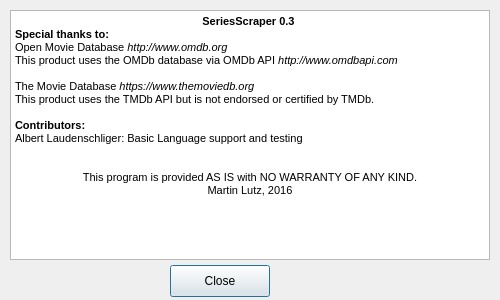
Qt form SeriesScraper/aboutdialog.ui (martinLutz1/SeriesScraper) before a commit.
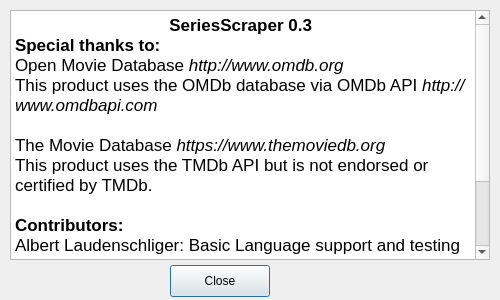
The same form after that commit. Icons and pictures are not drawn.

Commit message: Bugfix: used too unspecific regexp for files, sorting failed sometimes

The edit to the form file:
```diff
--- a/SeriesScraper/aboutdialog.ui
+++ b/SeriesScraper/aboutdialog.ui
@@ -54,7 +54,7 @@
    </property>
    <property name="font">
     <font>
-     <pointsize>8</pointsize>
+     <pointsize>13</pointsize>
     </font>
    </property>
    <property name="readOnly">
@@ -64,22 +64,22 @@
     <string>&lt;!DOCTYPE HTML PUBLIC &quot;-//W3C//DTD HTML 4.0//EN&quot; &quot;http://www.w3.org/TR/REC-html40/strict.dtd&quot;&gt;
 &lt;html&gt;&lt;head&gt;&lt;meta name=&quot;qrichtext&quot; content=&quot;1&quot; /&gt;&lt;style type=&quot;text/css&quot;&gt;
 p, li { white-space: pre-wrap; }
-&lt;/style&gt;&lt;/head&gt;&lt;body style=&quot; font-family:'MS Shell Dlg 2'; font-size:8pt; font-weight:400; font-style:normal;&quot;&gt;
-&lt;p align=&quot;center&quot; style=&quot; margin-top:0px; margin-bottom:0px; margin-left:0px; margin-right:0px; -qt-block-indent:0; text-indent:0px;&quot;&gt;&lt;span style=&quot; font-family:'.SF NS Text'; font-weight:600;&quot;&gt;SeriesScraper 0.3 &lt;/span&gt;&lt;/p&gt;
-&lt;p style=&quot; margin-top:0px; margin-bottom:0px; margin-left:0px; margin-right:0px; -qt-block-indent:0; text-indent:0px;&quot;&gt;&lt;span style=&quot; font-family:'.SF NS Text'; font-weight:600;&quot;&gt;Special thanks to:&lt;/span&gt;&lt;/p&gt;
+&lt;/style&gt;&lt;/head&gt;&lt;body style=&quot; font-family:'.SF NS Text'; font-size:13pt; font-weight:400; font-style:normal;&quot;&gt;
+&lt;p align=&quot;center&quot; style=&quot; margin-top:0px; margin-bottom:0px; margin-left:0px; margin-right:0px; -qt-block-indent:0; text-indent:0px;&quot;&gt;&lt;span style=&quot; font-weight:600;&quot;&gt;SeriesScraper 0.3 &lt;/span&gt;&lt;/p&gt;
+&lt;p style=&quot; margin-top:0px; margin-bottom:0px; margin-left:0px; margin-right:0px; -qt-block-indent:0; text-indent:0px;&quot;&gt;&lt;span style=&quot; font-weight:600;&quot;&gt;Special thanks to:&lt;/span&gt;&lt;/p&gt;
 &lt;p style=&quot; margin-top:0px; margin-bottom:0px; margin-left:0px; margin-right:0px; -qt-block-indent:0; text-indent:0px;&quot;&gt;&lt;span style=&quot; font-family:'Helvetica';&quot;&gt;Open Movie Database &lt;/span&gt;&lt;span style=&quot; font-family:'Helvetica'; font-style:italic;&quot;&gt;http://www.omdb.org&lt;/span&gt;&lt;/p&gt;
 &lt;p style=&quot; margin-top:0px; margin-bottom:0px; margin-left:0px; margin-right:0px; -qt-block-indent:0; text-indent:0px;&quot;&gt;&lt;span style=&quot; font-family:'Helvetica';&quot;&gt;This product uses the OMDb database via OMDb API &lt;/span&gt;&lt;span style=&quot; font-family:'Helvetica'; font-style:italic;&quot;&gt;http://www.omdbapi.com&lt;/span&gt;&lt;/p&gt;
 &lt;p style=&quot;-qt-paragraph-type:empty; margin-top:0px; margin-bottom:0px; margin-left:0px; margin-right:0px; -qt-block-indent:0; text-indent:0px; font-family:'Helvetica';&quot;&gt;&lt;br /&gt;&lt;/p&gt;
 &lt;p style=&quot; margin-top:0px; margin-bottom:0px; margin-left:0px; margin-right:0px; -qt-block-indent:0; text-indent:0px;&quot;&gt;&lt;img src=&quot;:/images/application_logos/tmdb.png&quot; style=&quot;float: right;&quot; /&gt;&lt;/p&gt;
 &lt;p style=&quot; margin-top:0px; margin-bottom:0px; margin-left:0px; margin-right:0px; -qt-block-indent:0; text-indent:0px;&quot;&gt;&lt;span style=&quot; font-family:'Helvetica';&quot;&gt;The Movie Database &lt;/span&gt;&lt;span style=&quot; font-family:'Helvetica'; font-style:italic;&quot;&gt;https://www.themoviedb.org&lt;/span&gt;&lt;/p&gt;
 &lt;p style=&quot; margin-top:0px; margin-bottom:0px; margin-left:0px; margin-right:0px; -qt-block-indent:0; text-indent:0px;&quot;&gt;&lt;span style=&quot; font-family:'Helvetica';&quot;&gt;This product uses the TMDb API but is not endorsed or certified by TMDb.&lt;/span&gt;&lt;/p&gt;
-&lt;p style=&quot;-qt-paragraph-type:empty; margin-top:0px; margin-bottom:0px; margin-left:0px; margin-right:0px; -qt-block-indent:0; text-indent:0px; font-family:'.SF NS Text';&quot;&gt;&lt;br /&gt;&lt;/p&gt;
-&lt;p style=&quot; margin-top:0px; margin-bottom:0px; margin-left:0px; margin-right:0px; -qt-block-indent:0; text-indent:0px;&quot;&gt;&lt;span style=&quot; font-family:'.SF NS Text'; font-weight:600;&quot;&gt;Contributors:&lt;/span&gt;&lt;/p&gt;
+&lt;p style=&quot;-qt-paragraph-type:empty; margin-top:0px; margin-bottom:0px; margin-left:0px; margin-right:0px; -qt-block-indent:0; text-indent:0px;&quot;&gt;&lt;br /&gt;&lt;/p&gt;
+&lt;p style=&quot; margin-top:0px; margin-bottom:0px; margin-left:0px; margin-right:0px; -qt-block-indent:0; text-indent:0px;&quot;&gt;&lt;span style=&quot; font-weight:600;&quot;&gt;Contributors:&lt;/span&gt;&lt;/p&gt;
 &lt;p style=&quot; margin-top:0px; margin-bottom:0px; margin-left:0px; margin-right:0px; -qt-block-indent:0; text-indent:0px;&quot;&gt;&lt;span style=&quot; font-family:'Helvetica';&quot;&gt;Albert Laudenschliger: Basic Language support and testing&lt;/span&gt;&lt;/p&gt;
-&lt;p align=&quot;center&quot; style=&quot;-qt-paragraph-type:empty; margin-top:0px; margin-bottom:0px; margin-left:0px; margin-right:0px; -qt-block-indent:0; text-indent:0px; font-family:'.SF NS Text';&quot;&gt;&lt;br /&gt;&lt;/p&gt;
-&lt;p align=&quot;center&quot; style=&quot;-qt-paragraph-type:empty; margin-top:0px; margin-bottom:0px; margin-left:0px; margin-right:0px; -qt-block-indent:0; text-indent:0px; font-family:'.SF NS Text';&quot;&gt;&lt;br /&gt;&lt;/p&gt;
-&lt;p align=&quot;center&quot; style=&quot; margin-top:0px; margin-bottom:0px; margin-left:0px; margin-right:0px; -qt-block-indent:0; text-indent:0px;&quot;&gt;&lt;span style=&quot; font-family:'.SF NS Text';&quot;&gt;This program is provided AS IS with NO WARRANTY OF ANY KIND.&lt;/span&gt;&lt;/p&gt;
-&lt;p align=&quot;center&quot; style=&quot; margin-top:0px; margin-bottom:0px; margin-left:0px; margin-right:0px; -qt-block-indent:0; text-indent:0px;&quot;&gt;&lt;span style=&quot; font-family:'.SF NS Text';&quot;&gt;Martin Lutz, 2016&lt;/span&gt;&lt;/p&gt;&lt;/body&gt;&lt;/html&gt;</string>
+&lt;p align=&quot;center&quot; style=&quot;-qt-paragraph-type:empty; margin-top:0px; margin-bottom:0px; margin-left:0px; margin-right:0px; -qt-block-indent:0; text-indent:0px;&quot;&gt;&lt;br /&gt;&lt;/p&gt;
+&lt;p align=&quot;center&quot; style=&quot;-qt-paragraph-type:empty; margin-top:0px; margin-bottom:0px; margin-left:0px; margin-right:0px; -qt-block-indent:0; text-indent:0px;&quot;&gt;&lt;br /&gt;&lt;/p&gt;
+&lt;p align=&quot;center&quot; style=&quot; margin-top:0px; margin-bottom:0px; margin-left:0px; margin-right:0px; -qt-block-indent:0; text-indent:0px;&quot;&gt;This program is provided AS IS with NO WARRANTY OF ANY KIND.&lt;/p&gt;
+&lt;p align=&quot;center&quot; style=&quot; margin-top:0px; margin-bottom:0px; margin-left:0px; margin-right:0px; -qt-block-indent:0; text-indent:0px;&quot;&gt;Martin Lutz, 2016&lt;/p&gt;&lt;/body&gt;&lt;/html&gt;</string>
    </property>
   </widget>
  </widget>
```
The commit also changes 2 other files.
